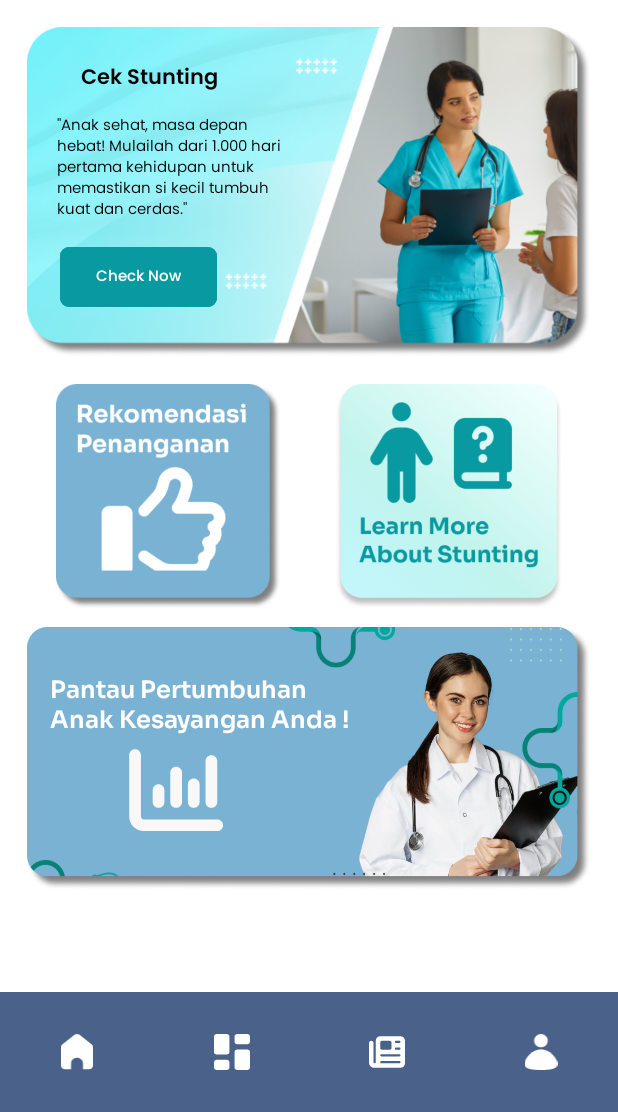
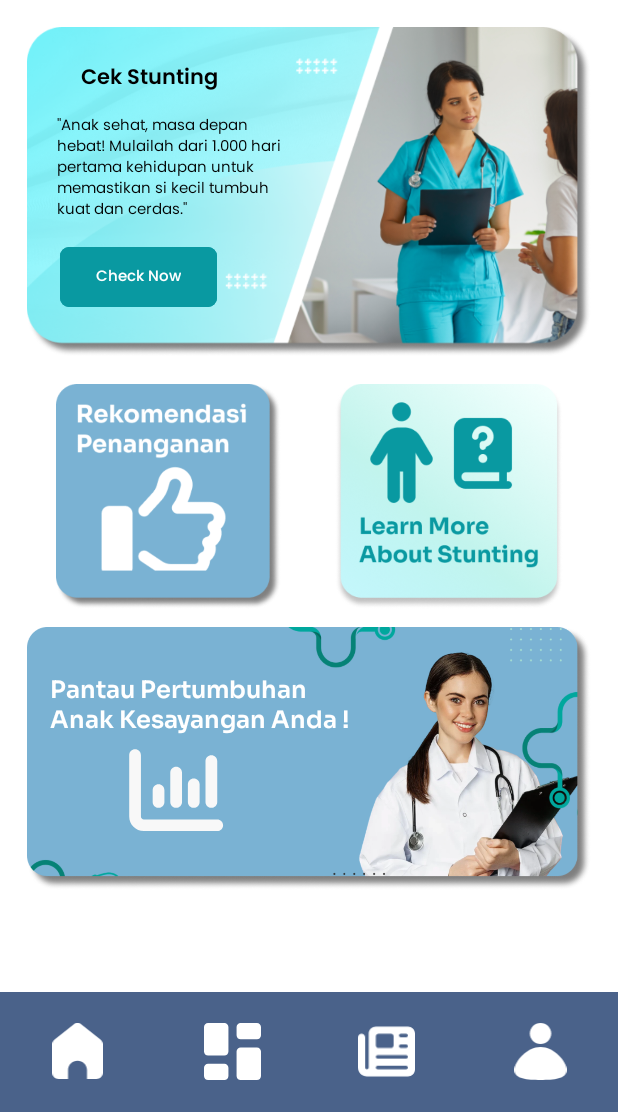
Before and after one commit to Centung-C242-PS276/Mobile-Development, an Android app: the MainActivity screen opened directly, with no data from a screen before it, on a phone screen of 412 x 824 dp, the part 124-1236 px from its top. Run offline under Robolectric (Android 15) with nearby library versions, the phone set to English and light mode, and no system bars; our stand-ins replace navigation-ui.

Commit message:
Applied fixed icon size for bottom navbar

```diff
--- a/app/src/main/res/layout/activity_main.xml
+++ b/app/src/main/res/layout/activity_main.xml
@@ -4,7 +4,6 @@
     android:id="@+id/container"
     android:layout_width="match_parent"
     android:layout_height="match_parent">
-
 
     <com.google.android.material.bottomnavigation.BottomNavigationView
         android:id="@+id/nav_view"
@@ -14,9 +13,8 @@
         android:layout_marginEnd="0dp"
         app:backgroundTint="@color/app_blue"
         app:itemActiveIndicatorStyle="@android:color/transparent"
-        app:itemIconTint="@drawable/selector_item_color"
+        app:itemIconSize="38dp"
         app:itemRippleColor="@android:color/transparent"
-        app:itemTextColor="@drawable/selector_item_color"
         app:labelVisibilityMode="unlabeled"
         app:layout_constraintBottom_toBottomOf="parent"
         app:layout_constraintLeft_toLeftOf="parent"
```
